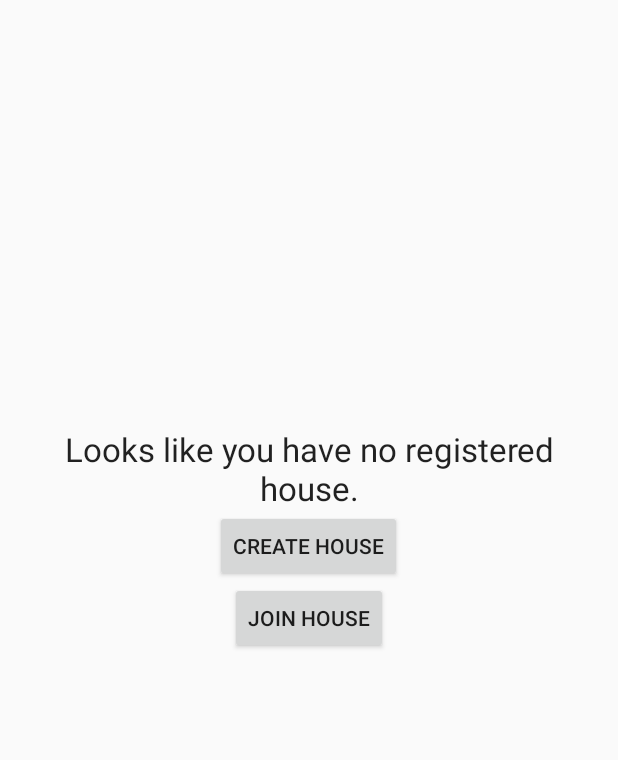
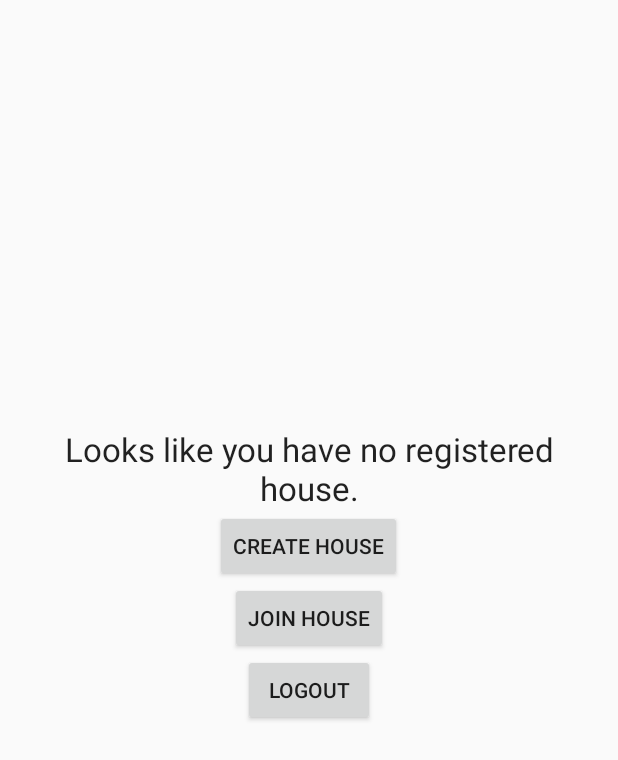
Before and after one commit to Pridexs/Roomie, an Android app: the layout content_no_house.xml on its own in the app's theme, with its tools: preview values and no code run, on a phone screen of 412 x 824 dp. Shown: the top 760 px of the screen. Run offline under Robolectric (Android 15) with nearby library versions, the phone set to English and light mode, and no system bars; network calls fail.

Commit message:
Added logout in NoHouseActivity.

```diff
--- a/app/src/main/res/layout/content_no_house.xml
+++ b/app/src/main/res/layout/content_no_house.xml
@@ -38,4 +38,12 @@
         android:layout_centerVertical="true"
         android:layout_centerHorizontal="true" />
 
+    <Button
+        android:layout_width="wrap_content"
+        android:layout_height="wrap_content"
+        android:text="@string/logout"
+        android:id="@+id/no_house_logout"
+        android:layout_below="@+id/buttonJoinHouse"
+        android:layout_centerHorizontal="true" />
+
 </RelativeLayout>
```
Also changed, not shown: app/src/main/java/pridexs/roomie/DBManager.java (+8 -1 lines), app/src/main/java/pridexs/roomie/NoHouseActivity.java (+28 -1 lines), app/src/main/java/pridexs/roomie/NotesFragment.java (+31 -0 lines).
